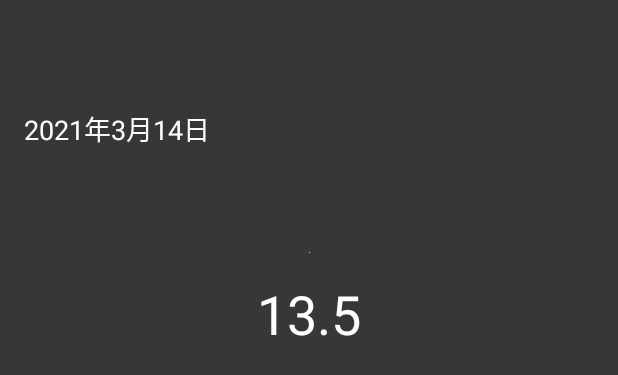
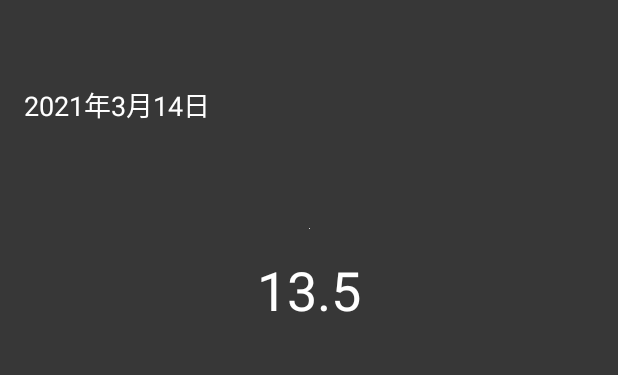
Before and after one commit to app2641/moon_lovers_app, an Android app: the layout activity_main.xml on its own in the app's theme, with its tools: preview values and no code run, on a phone screen of 412 x 824 dp. Shown: the top 375 px of the screen. Run offline under Robolectric (Android 15) with nearby library versions, the phone set to English and light mode, and no system bars.

Commit message:
Adjust design

```diff
--- a/app/src/main/AndroidManifest.xml
+++ b/app/src/main/AndroidManifest.xml
@@ -9,7 +9,9 @@
         android:roundIcon="@mipmap/ic_launcher_round"
         android:supportsRtl="true"
         android:theme="@style/Theme.MoonLovers">
-        <activity android:name=".MainActivity">
+        <activity
+            android:name=".MainActivity"
+            android:screenOrientation="portrait">
             <intent-filter>
                 <action android:name="android.intent.action.MAIN" />
 
--- a/app/src/main/res/layout/activity_main.xml
+++ b/app/src/main/res/layout/activity_main.xml
@@ -11,8 +11,6 @@
         android:id="@+id/mainToolbar"
         android:layout_width="match_parent"
         android:layout_height="?attr/actionBarSize"
-        android:background="@color/grey_900"
-        android:textColorPrimary="@color/white"
         android:elevation="0dp"
         android:theme="@style/ThemeOverlay.AppCompat.ActionBar"
         app:popupTheme="@style/ThemeOverlay.AppCompat.Light"
@@ -23,7 +21,6 @@
         android:layout_width="wrap_content"
         android:layout_height="wrap_content"
         android:layout_marginStart="16dp"
-        android:layout_marginTop="16dp"
         android:textSize="18sp"
         app:layout_constraintStart_toStartOf="parent"
         app:layout_constraintTop_toBottomOf="@+id/mainToolbar"
--- a/app/src/main/res/values-night/themes.xml
+++ b/app/src/main/res/values-night/themes.xml
@@ -8,9 +8,11 @@
         <!-- Secondary brand color. -->
         <item name="colorSecondary">@color/grey_700</item>
         <item name="colorSecondaryVariant">@color/grey_500</item>
-        <item name="colorOnSecondary">@color/black</item>
+        <item name="colorOnSecondary">@color/white</item>
         <!-- Status bar color. -->
         <item name="android:statusBarColor" tools:targetApi="l">?attr/colorPrimaryVariant</item>
         <!-- Customize your theme here. -->
+        <item name="android:textColor">@color/white</item>
+        <item name="android:textColorPrimary">@color/white</item>
     </style>
 </resources>
--- a/app/src/main/res/values/themes.xml
+++ b/app/src/main/res/values/themes.xml
@@ -13,5 +13,6 @@
         <item name="android:statusBarColor" tools:targetApi="l">?attr/colorPrimaryVariant</item>
         <!-- Customize your theme here. -->
         <item name="android:textColor">@color/white</item>
+        <item name="android:textColorPrimary">@color/white</item>
     </style>
 </resources>
```
